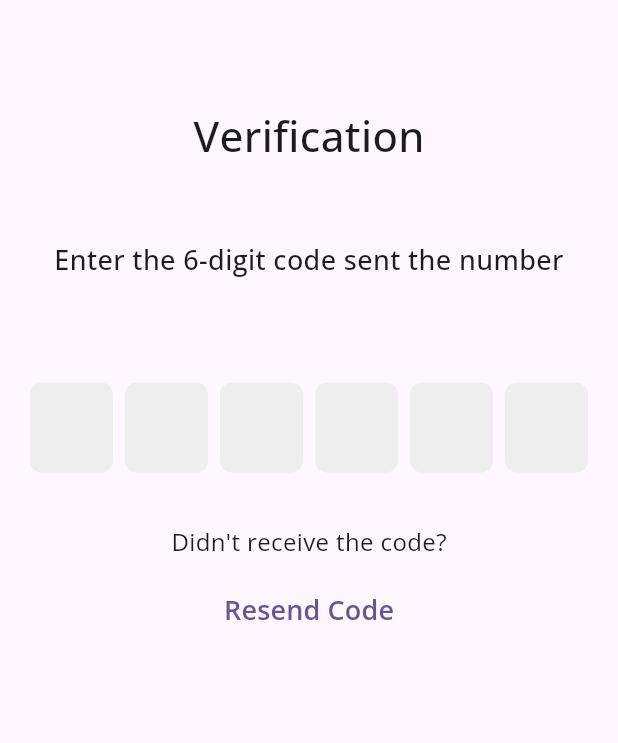
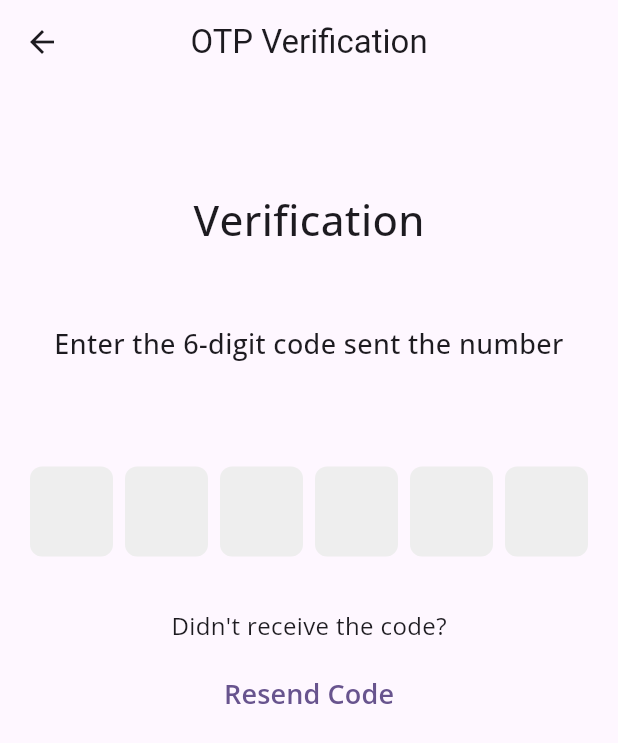
Before and after one commit to Dexterfury/flutter_chat_pro, a Flutter app: the OTPScreen screen opened directly with empty values, on a phone screen of 412 x 824 dp. Shown: the top 743 px of the screen. Run offline on Flutter 3.47's test engine with Material 3 defaults, Android fonts, the light colour scheme and no system bars; drawn by our look-alikes of pinput; our stand-ins replace adaptive_theme, audioplayers, cached_network_image, cloud_firestore, country_picker, date_format and 13 more; missing offline and left inert: cached_video_player, flutter_chat_reactions, flutter_sound_record; accounts and stored records are empty; generated files the repository leaves out were written again.

Commit message:
New updates

```diff
--- a/lib/authentication/opt_screen.dart
+++ b/lib/authentication/opt_screen.dart
@@ -2,6 +2,7 @@ import 'package:firebase_auth/firebase_auth.dart';
 import 'package:flutter/material.dart';
 import 'package:flutter_chat_pro/constants.dart';
 import 'package:flutter_chat_pro/providers/authentication_provider.dart';
+import 'package:flutter_chat_pro/widgets/my_app_bar.dart';
 import 'package:google_fonts/google_fonts.dart';
 import 'package:pinput/pinput.dart';
 import 'package:provider/provider.dart';
@@ -50,6 +51,12 @@ class _OTPScreenState extends State<OTPScreen> {
       ),
     );
     return Scaffold(
+      appBar: MyAppBar(
+        title: const Text('OTP Verification'),
+        onPressed: () {
+          Navigator.pop(context);
+        },
+      ),
       body: SafeArea(
         child: Center(
           child: Padding(
@@ -157,7 +164,10 @@ class _OTPScreenState extends State<OTPScreen> {
                     ? const SizedBox.shrink()
                     : TextButton(
                         onPressed: () {
-                          // TODO resend otp code
+                          // reset the code to send again
+                          authProvider.resendCode(
+                            context: context,
+                          );
                         },
                         child: Text(
                           'Resend Code',
--- /dev/null
+++ b/lib/widgets/my_app_bar.dart
@@ -0,0 +1,34 @@
+import 'dart:io';
+
+import 'package:flutter/material.dart';
+
+class MyAppBar extends StatelessWidget implements PreferredSizeWidget {
+  const MyAppBar({
+    super.key,
+    required this.title,
+    required this.onPressed,
+    this.actions = const [],
+  });
+
+  final Widget title;
+  final VoidCallback onPressed;
+  final List<Widget> actions;
+
+  @override
+  Widget build(BuildContext context) {
+    return AppBar(
+      leading: IconButton(
+        onPressed: onPressed,
+        icon: Icon(
+          Platform.isAndroid ? Icons.arrow_back : Icons.arrow_back_ios_new,
+        ),
+      ),
+      title: title,
+      centerTitle: true,
+      actions: actions,
+    );
+  }
+
+  @override
+  Size get preferredSize => const Size.fromHeight(56.0);
+}
```
Also changed, not shown: lib/authentication/user_information_screen.dart (+3 -8 lines), lib/main_screen/create_group_screen.dart (+4 -7 lines), lib/main_screen/friend_requests_screen.dart (+3 -8 lines), lib/main_screen/friends_screen.dart (+3 -8 lines), lib/main_screen/group_information_screen.dart (+3 -6 lines), lib/main_screen/profile_screen.dart (+5 -8 lines), lib/providers/authentication_provider.dart (+40 -0 lines), lib/widgets/app_bar_back_button.dart (deleted, +0 -22 lines), pubspec.lock.
